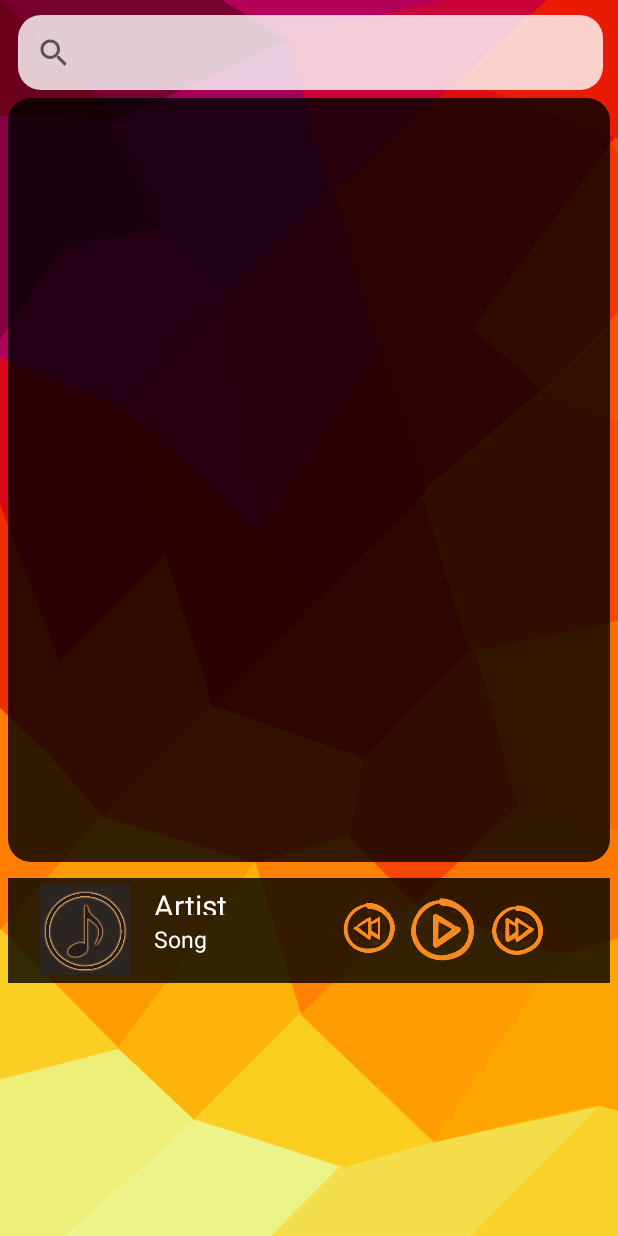
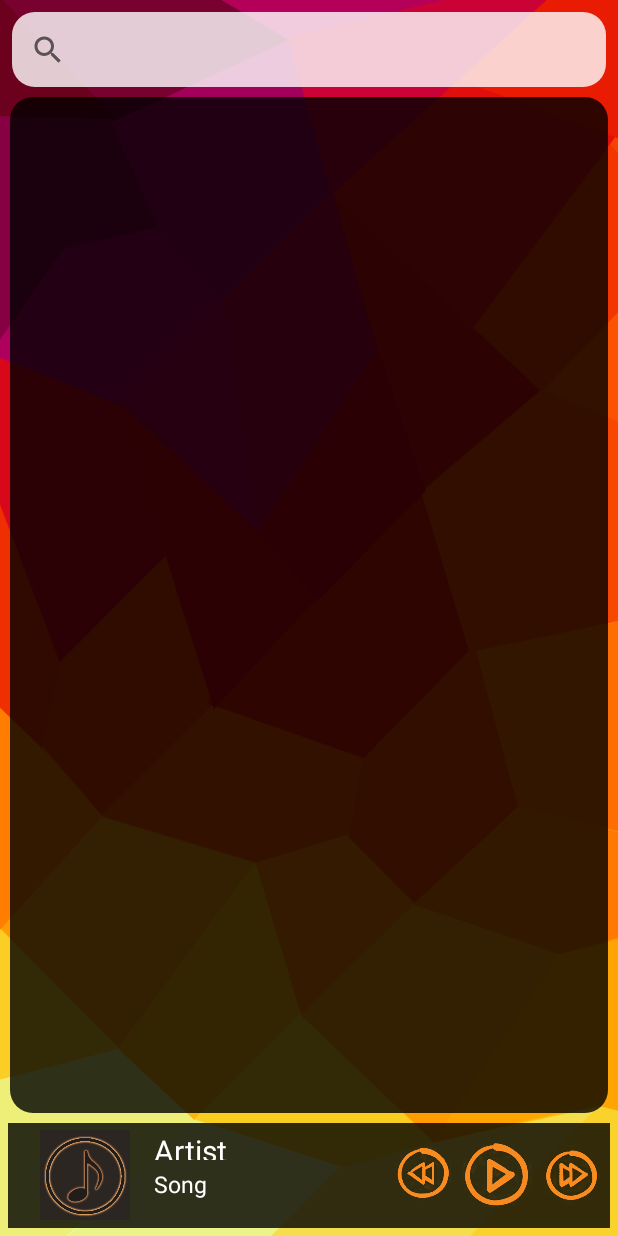
Before and after one commit to 24674672-Philip/ITRW324, an Android app: the layout activity_musicexplorer.xml on its own in the app's theme, with its tools: preview values and no code run, on a phone screen of 412 x 824 dp. Run offline under Robolectric (Android 15) with nearby library versions, the phone set to English and light mode, and no system bars.

Commit message:
Song List Activity Added (Layouts updated)

```diff
--- a/Mobile_Application/RIP_Mobile/app/src/main/res/layout/activity_musicexplorer.xml
+++ b/Mobile_Application/RIP_Mobile/app/src/main/res/layout/activity_musicexplorer.xml
@@ -1,5 +1,5 @@
 <?xml version="1.0" encoding="utf-8"?>
-<RelativeLayout xmlns:android="http://schemas.android.com/apk/res/android"
+<android.support.constraint.ConstraintLayout xmlns:android="http://schemas.android.com/apk/res/android"
     xmlns:app="http://schemas.android.com/apk/res-auto"
     xmlns:tools="http://schemas.android.com/tools"
     android:layout_width="match_parent"
@@ -11,35 +11,56 @@
 
     <SearchView
         android:id="@+id/searchsong"
-        android:layout_width="match_parent"
+        android:layout_width="0dp"
         android:layout_height="50dp"
         android:layout_centerVertical="true"
         android:background="@drawable/rounded_borders_white"
-        android:layout_marginTop="10dp"
-        android:layout_marginLeft="10dp"
-        android:layout_marginEnd="10dp"
 
         android:layout_alignParentTop="true"
         android:layout_alignParentStart="true"
-        android:layout_marginStart="12dp" />
+        android:layout_marginLeft="8dp"
+        app:layout_constraintLeft_toLeftOf="parent"
+        android:layout_marginRight="8dp"
+        app:layout_constraintRight_toRightOf="parent"
+        app:layout_constraintTop_toTopOf="parent"
+        android:layout_marginTop="8dp"
+        android:layout_marginStart="8dp"
+        android:layout_marginEnd="8dp"
+        tools:layout_constraintRight_creator="1"
+        tools:layout_constraintLeft_creator="1" />
+
 
     <RelativeLayout
         android:id="@+id/gridcontainer"
+        android:layout_width="0dp"
+        android:layout_height="0dp"
         android:layout_below="@id/searchsong"
-
-    android:layout_width="match_parent"
-    android:layout_height="520dp">
+        android:layout_marginBottom="1dp"
+        app:layout_constraintBottom_toTopOf="@+id/musicplayermin"
+        android:layout_marginRight="1dp"
+        app:layout_constraintRight_toRightOf="parent"
+        android:layout_marginLeft="1dp"
+        app:layout_constraintLeft_toLeftOf="parent"
+        android:layout_marginStart="1dp"
+        android:layout_marginEnd="1dp"
+        tools:layout_constraintRight_creator="1"
+        tools:layout_constraintLeft_creator="1"
+        android:layout_marginTop="1dp"
+        app:layout_constraintHorizontal_bias="0.0"
+        app:layout_constraintVertical_bias="1.0"
+        tools:layout_constraintTop_creator="1"
+        tools:layout_constraintBottom_creator="1"
+        app:layout_constraintTop_toBottomOf="@+id/searchsong">
 
         <TabHost
             android:id="@+id/tabHost"
             android:layout_width="match_parent"
             android:layout_height="match_parent"
+            android:layout_alignParentEnd="true"
             android:layout_alignParentStart="true"
-            android:background="@drawable/rounded_borders_black"
             android:layout_alignParentTop="true"
-            android:layout_alignParentEnd="true"
             android:layout_margin="5dp"
-            >
+            android:background="@drawable/rounded_borders_black">
 
             <LinearLayout
                 android:layout_width="match_parent"
@@ -64,9 +85,9 @@
 
                     <GridView
                         android:id="@+id/albumsgrid"
-                        android:layout_width="match_parent"
+                        android:layout_width="wrap_content"
                         android:layout_height="match_parent"
-                        android:horizontalSpacing="10dp"
+                        android:horizontalSpacing="5dp"
                         android:numColumns="3"
                         android:scrollbars="horizontal"
                         android:verticalSpacing="10dp"
@@ -112,73 +133,82 @@
 
     </RelativeLayout>
 
-
-
     <RelativeLayout
         android:id="@+id/musicplayermin"
-
-        android:layout_width="match_parent"
+        android:layout_width="0dp"
         android:layout_height="70dp"
+        android:layout_alignParentStart="true"
+        android:layout_below="@+id/gridcontainer"
         android:layout_margin="5dp"
+        android:layout_marginBottom="-1dp"
+        android:layout_marginEnd="5dp"
+        android:layout_marginStart="5dp"
         android:background="@drawable/border"
-        android:layout_below="@+id/gridcontainer"
-        android:layout_alignParentStart="true">
+        app:layout_constraintBottom_toBottomOf="parent"
+        app:layout_constraintHorizontal_bias="1.0"
+        app:layout_constraintLeft_toLeftOf="parent"
+        app:layout_constraintRight_toRightOf="parent"
+        tools:layout_constraintLeft_creator="1"
+        tools:layout_constraintRight_creator="1">
 
         <ImageView
             android:id="@+id/currentplayingimg"
             android:layout_width="60dp"
             android:layout_height="60dp"
-            android:background="@drawable/defaultsong"
+            android:layout_alignParentStart="true"
+            android:layout_centerVertical="true"
             android:layout_marginStart="21dp"
-            android:layout_centerVertical="true"
-            android:layout_alignParentStart="true" />
+            android:background="@drawable/defaultsong" />
+
         <TextView
             android:id="@+id/artistmin"
             android:layout_width="wrap_content"
             android:layout_height="20dp"
-            android:textSize="20sp"
+            android:layout_alignTop="@+id/currentplayingimg"
+            android:layout_marginStart="16dp"
+            android:layout_toEndOf="@+id/currentplayingimg"
+            android:text="Artist"
             android:textColor="@color/colorWhite"
-            android:text="Artist"
-            android:layout_marginStart="16dp"
-            android:layout_alignTop="@+id/currentplayingimg"
-            android:layout_toEndOf="@+id/currentplayingimg" />
+            android:textSize="20sp" />
+
         <TextView
             android:id="@+id/songmin"
             android:layout_width="wrap_content"
             android:layout_height="20dp"
-            android:textSize="15sp"
-            android:textColor="@color/colorWhite"
-            android:text="Song"
+            android:layout_below="@id/artistmin"
             android:layout_marginStart="16dp"
             android:layout_marginTop="5dp"
             android:layout_toRightOf="@id/currentplayingimg"
-            android:layout_below="@id/artistmin"/>
+            android:text="Song"
+            android:textColor="@color/colorWhite"
+            android:textSize="15sp" />
 
         <ImageView
             android:id="@+id/backmin"
             android:layout_width="50dp"
             android:layout_height="50dp"
-          android:background="@drawable/backwards"
             android:layout_alignTop="@+id/playmini"
-          android:layout_toStartOf="@+id/playmini" />
+            android:layout_toStartOf="@+id/playmini"
+            android:background="@drawable/backwards" />
+
         <ImageView
             android:id="@+id/playmini"
             android:layout_width="50dp"
             android:layout_height="50dp"
-            android:background="@drawable/play"
             android:layout_centerVertical="true"
-            android:layout_toStartOf="@+id/imageView5" />
+            android:layout_toStartOf="@+id/imageView5"
+            android:background="@drawable/play" />
+
         <ImageView
+            android:id="@+id/imageView5"
             android:layout_width="50dp"
+
             android:layout_height="50dp"
 
-            android:background="@drawable/forward"
-
-            android:id="@+id/imageView5"
-            android:layout_marginEnd="36dp"
+            android:layout_alignParentEnd="true"
             android:layout_alignTop="@+id/playmini"
-            android:layout_alignParentEnd="true" />
+            android:background="@drawable/forward" />
 
     </RelativeLayout>
 
-</RelativeLayout>
+</android.support.constraint.ConstraintLayout>
--- a/Mobile_Application/RIP_Mobile/app/src/main/res/layout/arttemplate.xml
+++ b/Mobile_Application/RIP_Mobile/app/src/main/res/layout/arttemplate.xml
@@ -8,7 +8,9 @@
         android:id="@+id/Art"
         android:layout_width="100dp"
         android:layout_height="100dp"
-        android:layout_margin="11dp"
+        android:layout_marginLeft="15dp"
+        android:layout_marginTop="5dp"
+        android:layout_marginBottom="5dp"
         app:srcCompat="@drawable/defaultsong" />
 
     <TextView
```
Also changed, not shown: Mobile_Application/RIP_Mobile/app/src/main/AndroidManifest.xml (+7 -6 lines), Mobile_Application/RIP_Mobile/app/src/main/java/com/example/phili/rip_mobile/SongDetails.java (added, +42 -0 lines), Mobile_Application/RIP_Mobile/app/src/main/java/com/example/phili/rip_mobile/SongList.java (added, +30 -0 lines), Mobile_Application/RIP_Mobile/app/src/main/java/com/example/phili/rip_mobile/SongListAdapter.java (added, +59 -0 lines), Mobile_Application/RIP_Mobile/app/src/main/res/layout/activity_song_list.xml (added, +130 -0 lines), Mobile_Application/RIP_Mobile/app/src/main/res/layout/songlisttemp.xml (added, +35 -0 lines). Lines whose indentation alone changed are shown as unchanged.
